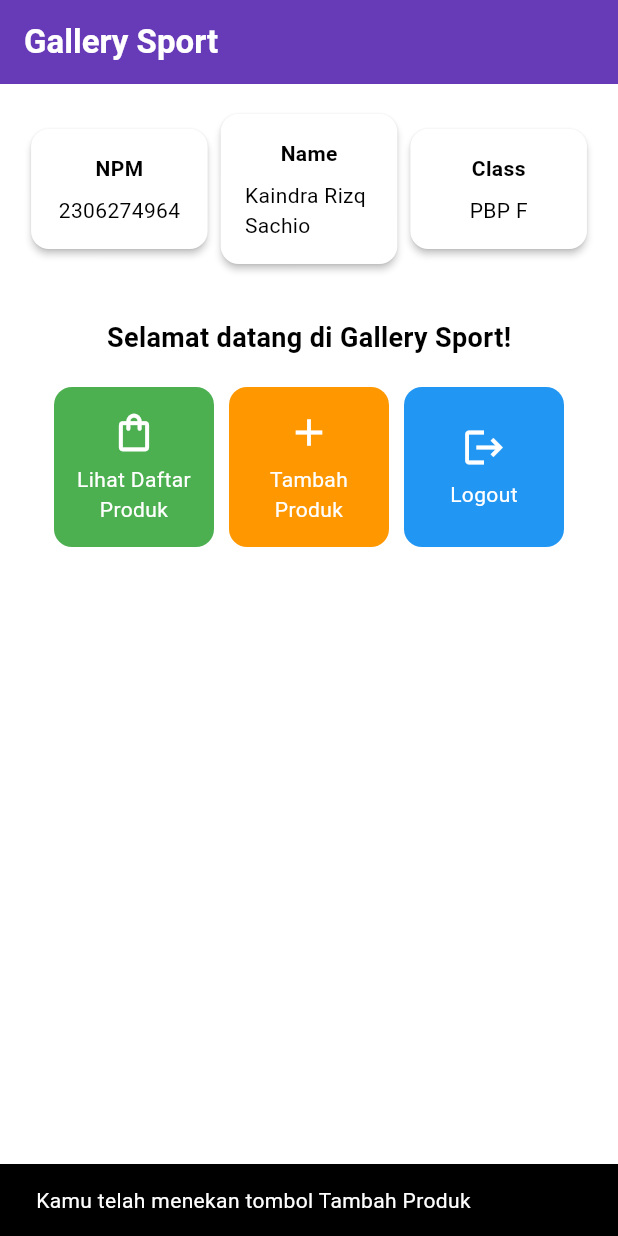
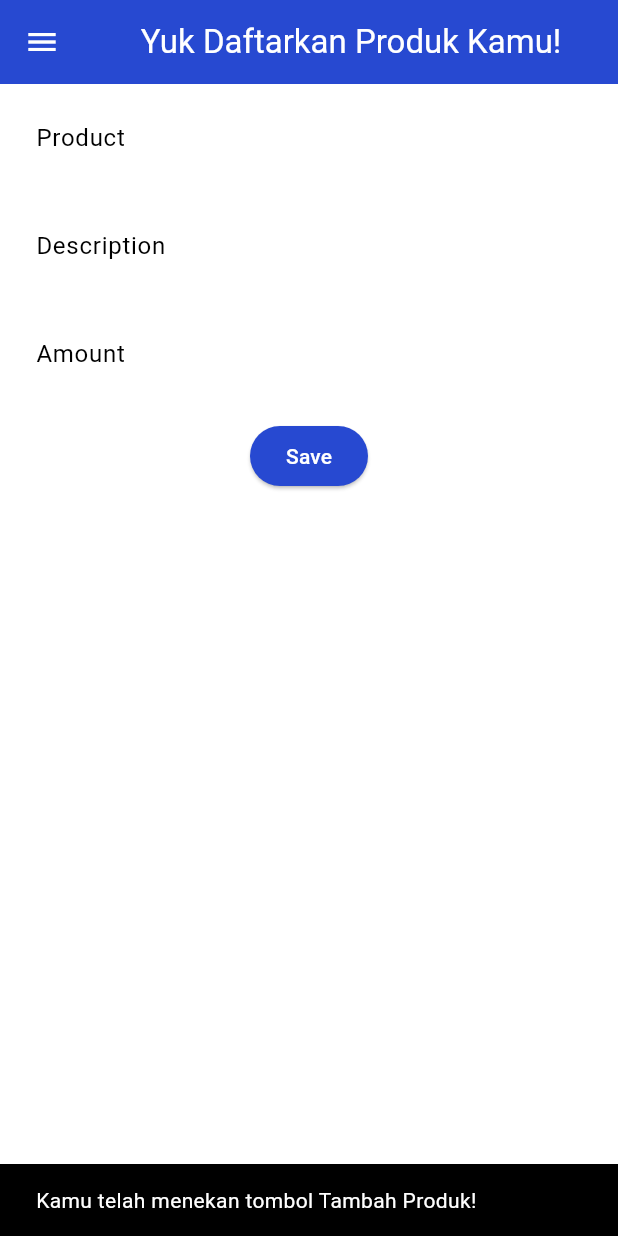
Before and after one commit to kaindraa/gallery-sport-mobile, a Flutter app: the screen it shows after launch, after a tap on "Tambah Produk", on a phone screen of 412 x 824 dp. Run offline on Flutter 3.47's test engine with Material 3 defaults, Android fonts, the phone set to English and light mode, and no system bars.

Commit message:
Menyelesaikan Tugas 8

```diff
--- a/lib/main.dart
+++ b/lib/main.dart
@@ -1,5 +1,5 @@
 import 'package:flutter/material.dart';
-import 'package:gallery_sport/menu.dart';
+import 'package:gallery_sport/screens/menu.dart';
 
 
 void main() {
@@ -13,7 +13,7 @@
   @override
   Widget build(BuildContext context) {
     return MaterialApp(
-      title: 'Flutter Demo',
+      title: 'Gallery Sport',
       theme: ThemeData(
         // This is the theme of your application.
         //
@@ -31,8 +31,11 @@
         // This works for code too, not just values: Most code changes can be
         // tested with just a hot reload.
         colorScheme: ColorScheme.fromSwatch(
-          primarySwatch: Colors.deepPurple,
-          ).copyWith(secondary: Colors.deepPurple[400]),
+          primarySwatch: Colors.blue,
+          ).copyWith(
+            primary: const Color.fromARGB(255, 39, 73, 209), // Warna biru kustom
+            secondary: const Color.fromARGB(255, 224, 22, 22), // Warna sekunder
+          ),
       ),
       home: MyHomePage(),
     );
--- a/lib/menu.dart
+++ b/lib/screens/menu.dart
@@ -1,4 +1,6 @@
 import 'package:flutter/material.dart';
+import 'package:gallery_sport/widgets/left_drawer.dart';
+import 'package:gallery_sport/widgets/product_card.dart';
 
 class MyHomePage extends StatelessWidget {
   final String npm = '2306274964'; // NPM
@@ -23,7 +25,7 @@
     return Scaffold(
       // AppBar adalah bagian atas halaman yang menampilkan judul.
       appBar: AppBar(
-        // Judul aplikasi "Mental Health Tracker" dengan teks putih dan tebal.
+        // Judul aplikasi "Gallery Sport" dengan teks putih dan tebal.
         title: const Text(
           'Gallery Sport',
           style: TextStyle(
@@ -34,6 +36,8 @@
         // Warna latar belakang AppBar diambil dari skema warna tema aplikasi.
         backgroundColor: Theme.of(context).colorScheme.primary,
       ),
+      drawer: const LeftDrawer(),
+
       // Body halaman dengan padding di sekelilingnya.
       body: Padding(
         padding: const EdgeInsets.all(16.0),
@@ -129,67 +133,3 @@
     );
   }
 }
-
-
-class ItemHomepage {
-  final String name;
-  final IconData icon;
-  final Color color;
-
-  ItemHomepage(this.name, this.icon, this.color);
- }
-
-
-class ItemCard extends StatelessWidget {
-  // Menampilkan kartu dengan ikon dan nama.
-
-  final ItemHomepage item;
-
-  const ItemCard(this.item, {super.key});
-
-  @override
-  Widget build(BuildContext context) {
-    return Material(
-      // Menentukan warna latar belakang dari tema aplikasi.
-      color: item.color,
-      // Membuat sudut kartu melengkung.
-      borderRadius: BorderRadius.circular(12),
-
-      child: InkWell(
-        // Aksi ketika kartu ditekan.
-        onTap: () {
-          // Menampilkan pesan SnackBar saat kartu ditekan.
-          ScaffoldMessenger.of(context)
-            ..hideCurrentSnackBar()
-            ..showSnackBar(
-              SnackBar(content: Text("Kamu telah menekan tombol ${item.name}"))
-            );
-        },
-        // Container untuk menyimpan Icon dan Text
-        child: Container(
-          padding: const EdgeInsets.all(8),
-          child: Center(
-            child: Column(
-              // Menyusun ikon dan teks di tengah kartu.
-              mainAxisAlignment: MainAxisAlignment.center,
-              children: [
-                Icon(
-                  item.icon,
-                  color: Colors.white,
-                  size: 30.0,
-                ),
-                const Padding(padding: EdgeInsets.all(3)),
-                Text(
-                  item.name,
-                  textAlign: TextAlign.center,
-                  style: const TextStyle(color: Colors.white),
-                ),
-              ],
-            ),
-          ),
-        ),
-      ),
-    );
-  }
-
-}
--- /dev/null
+++ b/lib/screens/productentry_form.dart
@@ -0,0 +1,179 @@
+import 'package:flutter/material.dart';
+import 'package:gallery_sport/widgets/left_drawer.dart';
+
+
+class ProductEntryFormPage extends StatefulWidget {
+  const ProductEntryFormPage({super.key});
+
+  @override
+  State<ProductEntryFormPage> createState() => _ProductEntryFormPageState();
+}
+
+class _ProductEntryFormPageState extends State<ProductEntryFormPage> {
+  final _formKey = GlobalKey<FormState>();
+  String _name = "";
+	String _description = "";
+	int _amount = 0;
+  @override
+  Widget build(BuildContext context) {
+    return Scaffold(
+
+      appBar: AppBar(
+        title: const Center(
+          child: Text(
+            'Yuk Daftarkan Produk Kamu!',
+          ),
+        ),
+        backgroundColor: Theme.of(context).colorScheme.primary,
+        foregroundColor: Colors.white,
+      ),
+      drawer: const LeftDrawer(), // Menambahkan drawer yang sudah dibuat
+      body: Form(
+        key: _formKey,
+        child: SingleChildScrollView(
+          child: Column(
+            crossAxisAlignment: CrossAxisAlignment.start,
+            children: [
+              Padding(
+                padding: const EdgeInsets.all(8.0),
+                child: TextFormField(
+                  decoration: InputDecoration(
+                    hintText: "Nama Produk",
+                    labelText: "Product",
+                    border: OutlineInputBorder(
+                      borderRadius: BorderRadius.circular(5.0),
+                    ),
+                  ),
+                  onChanged: (String? value) {
+                    setState(() {
+                      _name = value!;
+                    });
+                  },
+                  validator: (String? value) {
+                    if (value == null || value.isEmpty) {
+                      return "Nama produk tidak boleh kosong!";
+                    }
+                    if (value.length < 3) {
+                      return "Nama produk harus minimal 3 karakter!"; // Menambahkan validasi panjang minimum
+                    }
+                    if (value.length > 50) {
+                      return "Nama produk tidak boleh lebih dari 50 karakter!"; // Menambahkan validasi panjang maksimum
+                    }
+                    return null;
+                  },
+                ),
+              ),
+              Padding(
+                padding: const EdgeInsets.all(8.0),
+                child: TextFormField(
+                  decoration: InputDecoration(
+                    hintText: "Deskripsi",
+                    labelText: "Description",
+                    border: OutlineInputBorder(
+                      borderRadius: BorderRadius.circular(5.0),
+                    ),
+                  ),
+                  onChanged: (String? value) {
+                    setState(() {
+                      _description = value!;
+                    });
+                  },
+                  validator: (String? value) {
+                    if (value == null || value.isEmpty) {
+                      return "Deskripsi tidak boleh kosong!";
+                    }
+                    if (value.length < 10) {
+                      return "Deskripsi harus minimal 10 karakter!"; // Validasi panjang minimum
+                    }
+                    if (value.length > 200) {
+                      return "Deskripsi tidak boleh lebih dari 200 karakter!"; // Validasi panjang maksimum
+                    }
+                    return null;
+                  },
+                ),
+              ),
+              Padding(
+                padding: const EdgeInsets.all(8.0),
+                child: TextFormField(
+                  decoration: InputDecoration(
+                    hintText: "Jumlah",
+                    labelText: "Amount",
+                    border: OutlineInputBorder(
+                      borderRadius: BorderRadius.circular(5.0),
+                    ),
+                  ),
+                  onChanged: (String? value) {
+                    setState(() {
+                      _amount = int.tryParse(value!) ?? 0;
+                    });
+                  },
+                validator: (String? value) {
+                      if (value == null || value.isEmpty) {
+                        return "Jumlah tidak boleh kosong!";
+                      }
+                      final parsedValue = int.tryParse(value);
+                      if (parsedValue == null) {
+                        return "Jumlah harus berupa bilangan bulat!"; // Validasi agar input adalah bilangan bulat
+                      }
+                      if (parsedValue < 0) {
+                        return "Jumlah tidak boleh negatif!";
+                      }
+                      return null;
+                    },
+                ),
+              ),
+              Align(
+                alignment: Alignment.bottomCenter,
+                child: Padding(
+                  padding: const EdgeInsets.all(8.0),
+                  child: ElevatedButton(
+                    style: ButtonStyle(
+                      backgroundColor: MaterialStateProperty.all(
+                          Theme.of(context).colorScheme.primary),
+                    ),
+                    onPressed: () {
+                      if (_formKey.currentState!.validate()) {
+                        showDialog(
+                          context: context,
+                          builder: (context) {
+                            return AlertDialog(
+                              title: const Text('Produk berhasil ditambahkan'),
+                              content: SingleChildScrollView(
+                                child: Column(
+                                  crossAxisAlignment: CrossAxisAlignment.start,
+                                  children: [
+                                    Text('Product: $_name'),
+                                    Text('Description: $_description'),
+                                    Text('Amount: $_amount'),
+
+                                  ],
+                                ),
+                              ),
+                              actions: [
+                                TextButton(
+                                  child: const Text('OK'),
+                                  onPressed: () {
+                                    Navigator.pop(context);
+                                    _formKey.currentState!.reset();
+                                  },
+                                ),
+                              ],
+                            );
+                          },
+                        );
+                      }
+                    },
+                    child: const Text(
+                      "Save",
+                      style: TextStyle(color: Colors.white),
+                    ),
+                  ),
+                ),
+              ),
+            ],
+          ),
+        ),
+      ),
+    );
+  }
+}
--- /dev/null
+++ b/lib/widgets/left_drawer.dart
@@ -0,0 +1,69 @@
+import 'package:flutter/material.dart';
+import 'package:gallery_sport/screens/menu.dart';
+import 'package:gallery_sport/screens/productentry_form.dart';
+
+
+
+class LeftDrawer extends StatelessWidget {
+  const LeftDrawer({super.key});
+
+  @override
+  Widget build(BuildContext context) {
+    return Drawer(
+      child: ListView(
+        children: [
+          DrawerHeader(
+            decoration: BoxDecoration(
+                  color: Theme.of(context).colorScheme.secondary,
+                ),
+                child: const Column(
+                  children: [
+                    Text(
+                      'Gallery Sport',
+                      textAlign: TextAlign.center,
+                      style: TextStyle(
+                        fontSize: 24,
+                        fontWeight: FontWeight.bold,
+                        color: Colors.white,
+                      ),
+                    ),
+                    Padding(padding: EdgeInsets.all(8)),
+                    Text(
+                      "Sportswear terbaik ya di Gallery Sport!",
+                      textAlign: TextAlign.center, // Menyelaraskan teks di tengah
+                      style: TextStyle(
+                        fontSize: 15, // Ukuran font 15
+                        color: Colors.white, // Warna font putih
+                        fontWeight: FontWeight.normal, // Ketebalan font biasa (normal)
+                      ),
+                    )
+                  ],
+                ),          ),
+          ListTile(
+              leading: const Icon(Icons.home_outlined),
+              title: const Text('Halaman Utama'),
+              // Bagian redirection ke MyHomePage
+              onTap: () {
+                Navigator.pushReplacement(
+                    context,
+                    MaterialPageRoute(
+                      builder: (context) => MyHomePage(),
+                    ));
+              },
+            ),
+            ListTile(
+              leading: const Icon(Icons.add),
+              title: const Text('Tambah Produk'),
+              // Bagian redirection ke ProductEntryFormPage
+              onTap: () {
+                Navigator.pushReplacement(
+                    context,
+                    MaterialPageRoute(
+                      builder: (context) => ProductEntryFormPage(),
+                  ));
+              },
+            ),        ],
+      ),
+    );
+  }
+}
--- /dev/null
+++ b/lib/widgets/product_card.dart
@@ -0,0 +1,74 @@
+import 'package:flutter/material.dart';
+import 'package:gallery_sport/screens/productentry_form.dart';
+
+
+class ItemHomepage {
+  final String name;
+  final IconData icon;
+  final Color color;
+
+  ItemHomepage(this.name, this.icon, this.color);
+ }
+
+
+class ItemCard extends StatelessWidget {
+  // Menampilkan kartu dengan ikon dan nama.
+
+  final ItemHomepage item;
+
+  const ItemCard(this.item, {super.key});
+
+  @override
+  Widget build(BuildContext context) {
+    return Material(
+      // Menentukan warna latar belakang dari tema aplikasi.
+      color: item.color,
+      // Membuat sudut kartu melengkung.
+      borderRadius: BorderRadius.circular(12),
+
+      child: InkWell(
+        // Aksi ketika kartu ditekan.
+      onTap: () {
+        // Memunculkan SnackBar ketika diklik
+        ScaffoldMessenger.of(context)
+          ..hideCurrentSnackBar()
+          ..showSnackBar(SnackBar(
+              content: Text("Kamu telah menekan tombol ${item.name}!")));
+
+        // Navigate ke route yang sesuai (tergantung jenis tombol)
+        if (item.name == "Tambah Produk") {
+          Navigator.push(
+                context,
+                MaterialPageRoute(
+                  builder: (context) => ProductEntryFormPage(),
+                ),
+              );            }
+      },
+        // Container untuk menyimpan Icon dan Text
+        child: Container(
+          padding: const EdgeInsets.all(8),
+          child: Center(
+            child: Column(
+              // Menyusun ikon dan teks di tengah kartu.
+              mainAxisAlignment: MainAxisAlignment.center,
+              children: [
+                Icon(
+                  item.icon,
+                  color: Colors.white,
+                  size: 30.0,
+                ),
+                const Padding(padding: EdgeInsets.all(3)),
+                Text(
+                  item.name,
+                  textAlign: TextAlign.center,
+                  style: const TextStyle(color: Colors.white),
+                ),
+              ],
+            ),
+          ),
+        ),
+      ),
+    );
+  }
+
+}
```
Also changed, not shown: 1 other file.
